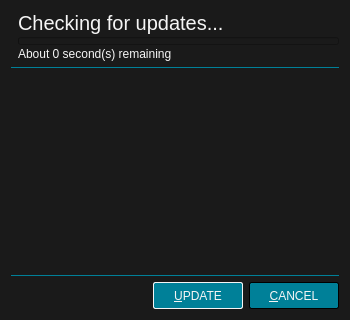
Above: src/ui/updatedialog.ui from u8sand/Baka-MPlayer before the change. Below: the same form after it.
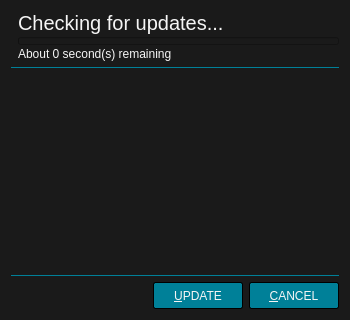
That is the form after the change. Icons and pictures are not drawn.

Commit message: Tweaked a lot of colors QPushButton, seekbar, etc

```diff
--- a/src/ui/updatedialog.ui
+++ b/src/ui/updatedialog.ui
@@ -36,7 +36,7 @@
     min-width: 76px;
 	min-height: 17px;
 }
-QPushButton:default {
+QPushButton:focus {
 	border: 1px solid whitesmoke;
 }
 QPushButton:pressed {
@@ -44,10 +44,9 @@
 }
 QPushButton:disabled {
 	background: black;
-	border: 1px solid #008098;
+	border: 1px solid #4C4C4C;
     color: #B8B8B8;
 }
-
 /* QScrollBar */
 
 QScrollBar:vertical {
```
Left out of the diff: 6 changed lines with no effect on the pictures. The commit also changes 8 other files.
